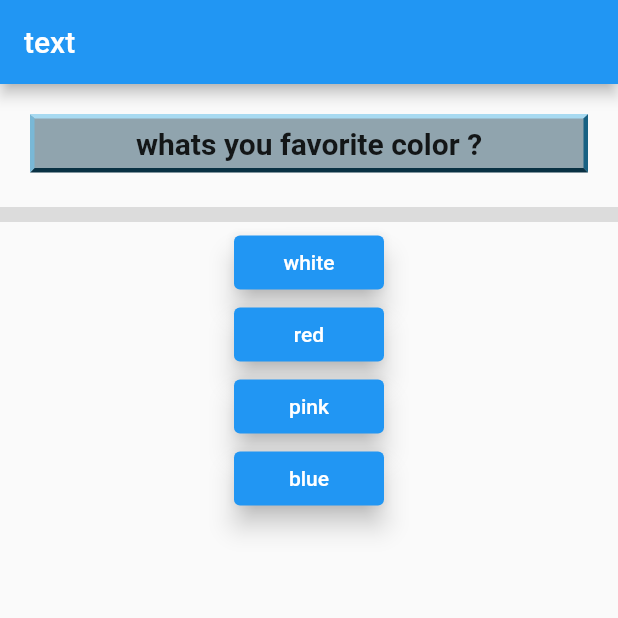
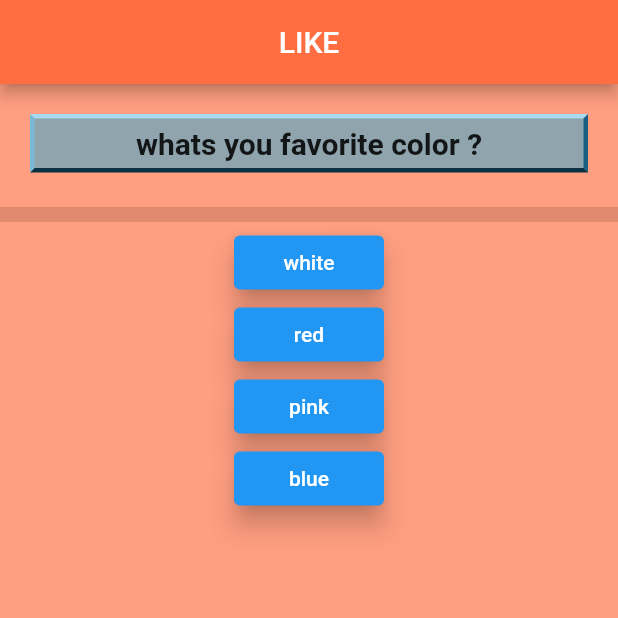
Before and after one commit to milad-seify/quizller, a Flutter app: the screen it shows after launch, on a phone screen of 412 x 824 dp, the top half of it. Run offline on Flutter 3.47's test engine with Material 2 defaults, Android fonts, the phone set to English and light mode, and no system bars.

```diff
--- a/lib/main.dart
+++ b/lib/main.dart
@@ -10,8 +10,8 @@ class MyApp extends StatelessWidget {
 
   @override
   Widget build(BuildContext context) {
-    return MaterialApp(
-      home: Quiz(),
+    return const MaterialApp(
+      home: MainScreen(),
     );
   }
 }
--- /dev/null
+++ b/lib/quiz.dart
@@ -0,0 +1,32 @@
+import 'package:flutter/material.dart';
+import 'screens/main_screen.dart';
+import 'question.dart';
+import 'answer_button.dart';
+
+class Quiz extends StatelessWidget {
+  const Quiz(
+      {super.key,
+      required this.questions,
+      required this.answerQuestions,
+      required this.questionIndex});
+  final int questionIndex;
+  final List<Map<String, dynamic>> questions;
+  final VoidCallback answerQuestions;
+  @override
+  Widget build(BuildContext context) {
+    return Column(
+      children: <Widget>[
+        Question(questions[questionIndex]['QuestionText'] as String),
+        const Divider(thickness: 10.0),
+        ...(questions[questionIndex]['answers'] as List<String>)
+            .map(
+              (answer) => AnswerButton(
+                selectedButton: answerQuestions,
+                answer: answer,
+              ),
+            )
+            .toList(),
+      ],
+    );
+  }
+}
--- a/lib/screens/main_screen.dart
+++ b/lib/screens/main_screen.dart
@@ -1,14 +1,24 @@
 import 'package:flutter/material.dart';
-import 'package:flutter_create/question.dart';
-import 'package:flutter_create/answer_button.dart';
+import 'package:flutter_create/quiz.dart';
+import 'package:flutter_create/result.dart';
 
-class Quiz extends StatefulWidget {
+class MainScreen extends StatefulWidget {
+  const MainScreen({super.key});
+
   @override
-  State<Quiz> createState() => _QuizState();
+  State<MainScreen> createState() => _MainScreenState();
 }
 
-class _QuizState extends State<Quiz> {
-  final List<Map> questions = const [
+class _MainScreenState extends State<MainScreen> {
+  int _questionIndex = 0;
+
+  void _answerQuestions() {
+    setState(() {
+      _questionIndex += 1;
+    });
+  }
+
+  final List<Map<String, dynamic>> _questions = const [
     {
       'QuestionText': 'whats you favorite color ?',
       'answers': ['white', 'red', 'pink', 'blue'],
@@ -31,47 +41,21 @@ class _QuizState extends State<Quiz> {
     },
   ];
 
-  int _questionIndex = 0;
-
-  void _answerQuestions() {
-    setState(() {
-      _questionIndex += 1;
-    });
-  }
-
   @override
   Widget build(BuildContext context) {
     return Scaffold(
-      appBar: AppBar(title: const Text('text')),
-      body: _questionIndex < questions.length
-          ? Column(
-              children: <Widget>[
-                Question(questions[_questionIndex]['QuestionText'] as String),
-                const Divider(thickness: 10.0),
-                ...(questions[_questionIndex]['answers'] as List<String>)
-                    .map(
-                      (answer) => AnswerButton(
-                        selectedButton: _answerQuestions,
-                        answer: answer,
-                      ),
-                    )
-                    .toList(),
-              ],
-            )
-          : const Center(
-              child: Text('DONE'),
-            ),
+      backgroundColor: Colors.deepOrangeAccent[100],
+      appBar: AppBar(
+        title: const Text('LIKE'),
+        centerTitle: true,
+        backgroundColor: Colors.deepOrangeAccent,
+      ),
+      body: _questionIndex < _questions.length
+          ? Quiz(
+              questions: _questions,
+              answerQuestions: _answerQuestions,
+              questionIndex: _questionIndex)
+          : const Result(),
     );
   }
 }
-
-void _showToast(BuildContext context) {
-  final scaffold = ScaffoldMessenger.of(context);
-  scaffold.showSnackBar(
-    SnackBar(
-      content: const Text('Added to favorite'),
-      action: SnackBarAction(
-          label: 'UNDO', onPressed: scaffold.hideCurrentSnackBar),
-    ),
-  );
-}
```
Also changed, not shown: lib/result.dart (added, +38 -0 lines).
